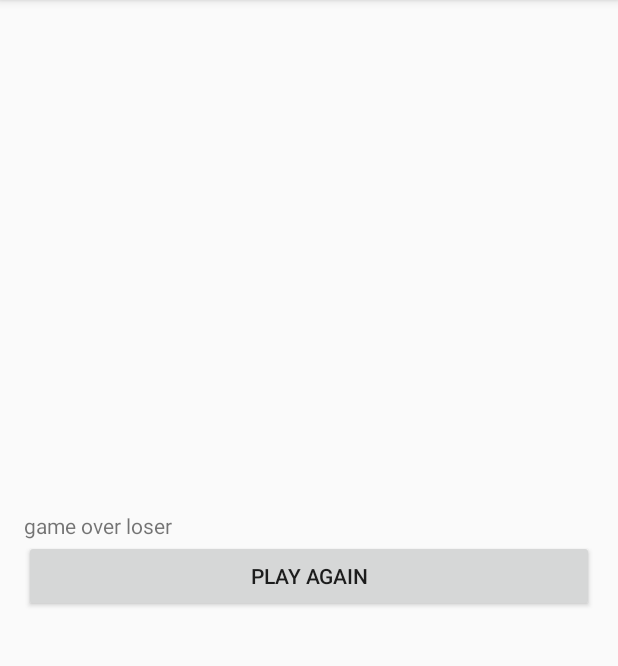
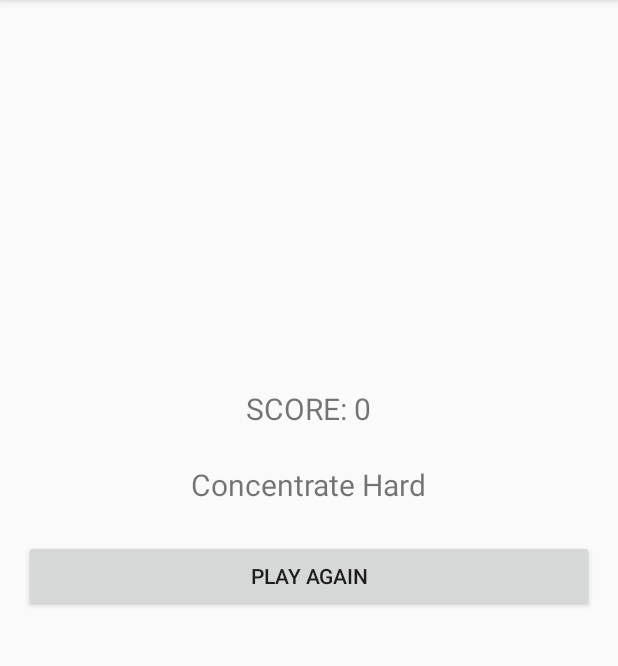
Before and after one commit to ankan1097/Tap-me, an Android app: the GameOverActivity screen opened directly, with no data from a screen before it, on a phone screen of 412 x 824 dp, the part 84-750 px from its top. Run offline under Robolectric (Android 15) with nearby library versions, the light colour scheme and no system bars; libraries missing offline, so code that uses them is left out: com.vstechlab.easyfonts; 2 statements that could not run were skipped.

Commit message:
conflit now

```diff
--- a/app/src/main/java/com/example/ankan/thinkb4utap/GameActivity.java
+++ b/app/src/main/java/com/example/ankan/thinkb4utap/GameActivity.java
@@ -19,7 +19,7 @@ public class GameActivity extends AppCompatActivity {
     int i = 0, ans;
     TextView qtext;
     Button bt1, bt2, bt3;
-    int score = 0;
+    static int score = 0;
     TextView scr;
 
     @Override
--- a/app/src/main/java/com/example/ankan/thinkb4utap/GameOverActivity.java
+++ b/app/src/main/java/com/example/ankan/thinkb4utap/GameOverActivity.java
@@ -8,6 +8,10 @@ import android.view.View;
 import android.widget.Button;
 import android.widget.TextView;
 
+import com.vstechlab.easyfonts.EasyFonts;
+
+import org.w3c.dom.Text;
+
 public class GameOverActivity extends AppCompatActivity {
 
     TextView tv;
@@ -16,10 +20,19 @@ public class GameOverActivity extends AppCompatActivity {
     protected void onCreate(Bundle savedInstanceState) {
         super.onCreate(savedInstanceState);
         setContentView(R.layout.activity_game_over);
-        MediaPlayer mp = MediaPlayer.create(getApplicationContext(), R.raw.gali);
-        mp.start();
+//        MediaPlayer mp = MediaPlayer.create(getApplicationContext(), R.raw.gali);
+//        mp.start();
+        TextView tt=(TextView) findViewById(R.id.disp_score);
+        tt.setText("SCORE: "+GameActivity.score+"\n");
+        tt.setTypeface(EasyFonts.ostrichBold(this));
+
+        String txts[]={"Game Over Loser", "You Are Hopeless", "Better Luck Next Time","Are You Using Your Nose to Play",
+                "Concentrate Hard", "Nah! Not Ready Yet", "Work Hard Man"};
         tv = (TextView) findViewById(R.id.gameovertext);
-        tv.setText("game over loser");
+        int j=(int)(Math.random()*7);
+        tv.setText(txts[j]+"\n");
+        tv.setTypeface(EasyFonts.ostrichBold(this));
+
         gob = (Button) findViewById(R.id.playagain);
 
         gob.setOnClickListener(new View.OnClickListener() {
--- a/app/src/main/res/layout/activity_game_over.xml
+++ b/app/src/main/res/layout/activity_game_over.xml
@@ -13,8 +13,17 @@
         android:layout_width="wrap_content"
         android:layout_height="wrap_content"
         android:layout_above="@+id/playagain"
+        android:textSize="20dp"
+        android:layout_centerHorizontal="true"
         android:id="@+id/gameovertext"
         />
+    <TextView
+        android:layout_width="wrap_content"
+        android:layout_height="wrap_content"
+        android:layout_above="@id/gameovertext"
+        android:textSize="20dp"
+        android:layout_centerHorizontal="true"
+        android:id="@+id/disp_score"/>
     <Button
         android:layout_width="match_parent"
         android:layout_height="wrap_content"
--- a/app/src/main/res/layout/activity_hi_score.xml
+++ b/app/src/main/res/layout/activity_hi_score.xml
@@ -23,6 +23,6 @@
         android:layout_centerHorizontal="true"
         android:layout_above="@+id/hi_score"
         android:textSize="30dp"
-        android:text="Your Best Yet:"
+        android:text="Your Best Yet:+\n"
         android:id="@+id/tt"/>
 </RelativeLayout>
```
